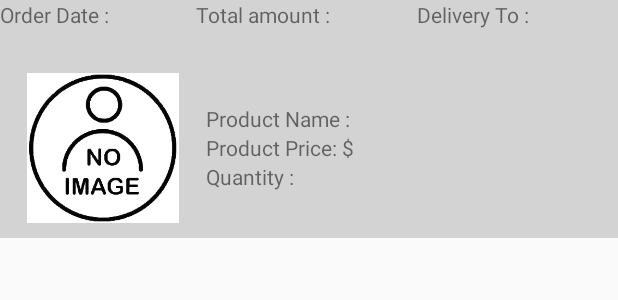
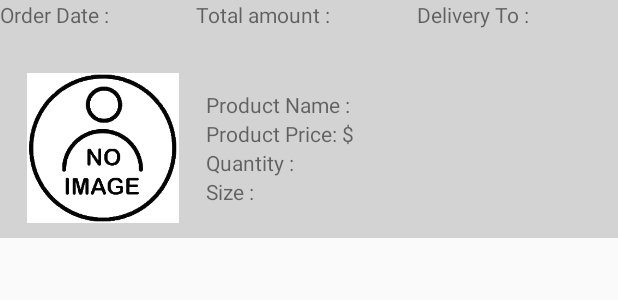
Before and after one commit to ngtszlong/EzTryClothes, an Android app: the layout item_orderdetail.xml on its own in the app's theme, with its tools: preview values and no code run, on a phone screen of 412 x 824 dp. Shown: the top 300 px of the screen. Run offline under Robolectric (Android 15) with nearby library versions, the phone set to English and light mode, and no system bars.

Commit message:
fixed order check quantity and show product size

```diff
--- a/app/src/main/java/com/ngtszlong/eztrycloth/Order/OrderAdapter.java
+++ b/app/src/main/java/com/ngtszlong/eztrycloth/Order/OrderAdapter.java
@@ -54,6 +54,7 @@ public class OrderAdapter extends RecyclerView.Adapter<OrderAdapter.ViewHolder>
         if (!order.getImage().equals("")) {
             Picasso.get().load(order.getImage()).into(holder.img_order_image);
         }
+        holder.size.setText(order.getSize());
         holder.txt_order_name.setText(order.getName());
         holder.txt_order_itemprice.setText(order.getPrice());
         holder.quantity.setText(order.getQuantity());
@@ -75,6 +76,7 @@ public class OrderAdapter extends RecyclerView.Adapter<OrderAdapter.ViewHolder>
         TextView total;
         TextView address;
         TextView quantity;
+        TextView size;
 
         public ViewHolder(@NonNull View itemView) {
             super(itemView);
@@ -84,6 +86,7 @@ public class OrderAdapter extends RecyclerView.Adapter<OrderAdapter.ViewHolder>
             img_order_image = itemView.findViewById(R.id.img_order_image);
             txt_order_name = itemView.findViewById(R.id.txt_order_name);
             txt_order_itemprice = itemView.findViewById(R.id.txt_order_itemprice);
+            size = itemView.findViewById(R.id.txt_order_size);
             date = itemView.findViewById(R.id.txt_date);
             total = itemView.findViewById(R.id.txt_total);
             address = itemView.findViewById(R.id.txt_address);
--- a/app/src/main/java/com/ngtszlong/eztrycloth/shoppingcart/ShoppingCartFragment.java
+++ b/app/src/main/java/com/ngtszlong/eztrycloth/shoppingcart/ShoppingCartFragment.java
@@ -156,7 +156,7 @@ public class ShoppingCartFragment extends Fragment implements ShoppingCartAdapte
                         }
                     }
                 }
-
+                if (!message.toString().equals("")){
                     AlertDialog.Builder builder = new AlertDialog.Builder(getContext());
                     builder.setTitle("This item is out of stock")
                             .setMessage(message + "\nAre you sure continue order?(The item above cannot buy now)")
@@ -171,6 +171,9 @@ public class ShoppingCartFragment extends Fragment implements ShoppingCartAdapte
 
                         }
                     }).show();
+                }else {
+                    yesaction();
+                }
             }
         });
 
@@ -193,6 +196,7 @@ public class ShoppingCartFragment extends Fragment implements ShoppingCartAdapte
                 order.setPrice(shoppingCartArrayList.get(i).getPrice());
                 order.setQuantity(shoppingCartArrayList.get(i).getQuantity());
                 order.setNo(shoppingCartArrayList.get(i).getNo());
+                order.setSize(shoppingCartArrayList.get(i).getSize());
                 total = total + Double.parseDouble(shoppingCartArrayList.get(i).getPrice()) * Double.parseDouble(shoppingCartArrayList.get(i).getQuantity());
                 order.setAddress(address);
                 order.setCustomername(name);
--- a/app/src/main/res/layout/item_orderdetail.xml
+++ b/app/src/main/res/layout/item_orderdetail.xml
@@ -121,6 +121,7 @@
                     android:layout_width="wrap_content"
                     android:layout_height="wrap_content" />
             </LinearLayout>
+
             <LinearLayout
                 android:layout_width="match_parent"
                 android:layout_height="wrap_content"
@@ -136,6 +137,22 @@
                     android:layout_width="wrap_content"
                     android:layout_height="wrap_content" />
             </LinearLayout>
+
+            <LinearLayout
+                android:layout_width="match_parent"
+                android:layout_height="wrap_content"
+                android:orientation="horizontal">
+
+                <TextView
+                    android:layout_width="wrap_content"
+                    android:layout_height="wrap_content"
+                    android:text="@string/size" />
+
+                <TextView
+                    android:id="@+id/txt_order_size"
+                    android:layout_width="wrap_content"
+                    android:layout_height="wrap_content" />
             </LinearLayout>
         </LinearLayout>
     </LinearLayout>
+</LinearLayout>
```
Lines whose indentation alone changed are shown as unchanged.
